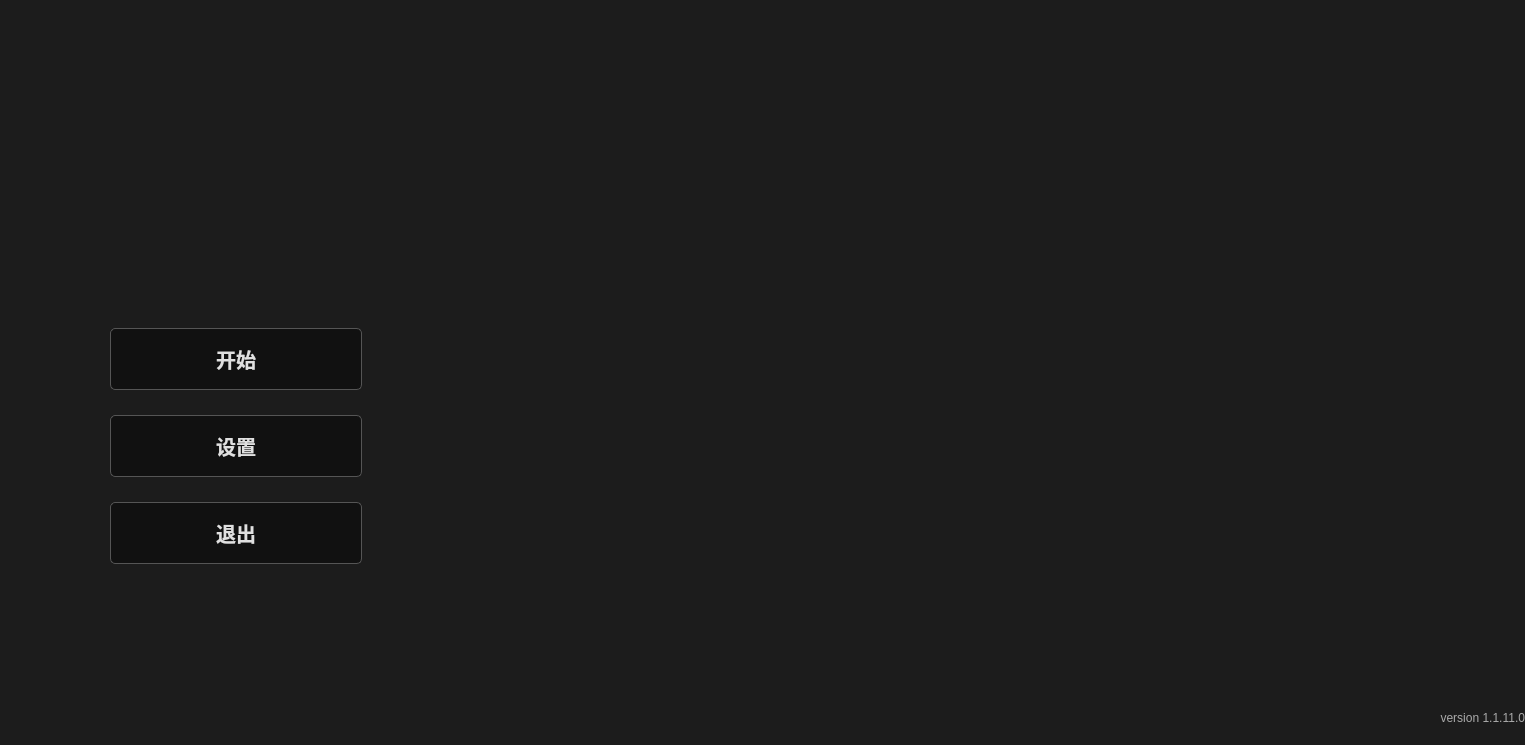
First picture: the form in menu.ui, repository Microindole/Qt-Brotato, before the edit.
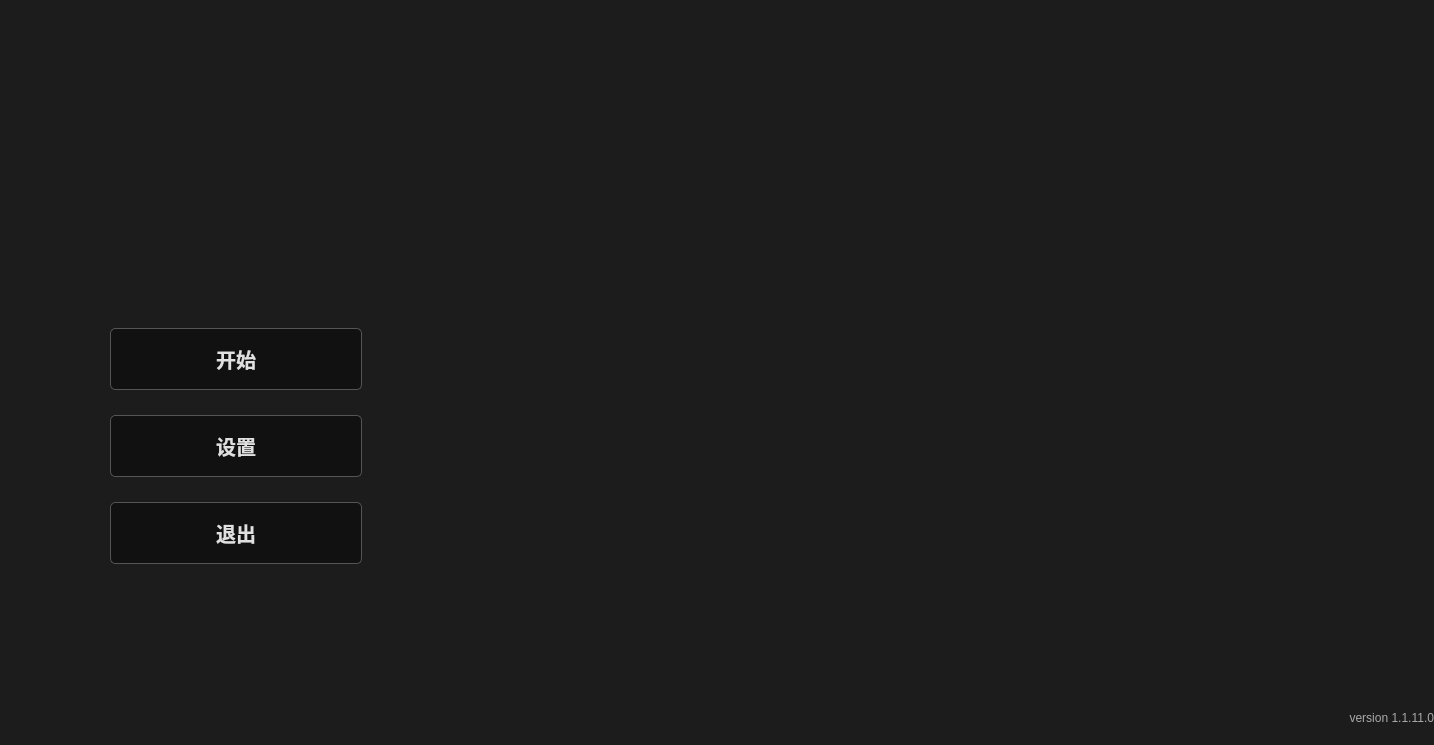
Second picture: the form after the edit. Icons and pictures are not drawn.

Diff of the .ui file:
```diff
--- a/menu.ui
+++ b/menu.ui
@@ -6,7 +6,7 @@
    <rect>
     <x>0</x>
     <y>0</y>
-    <width>1525</width>
+    <width>1434</width>
     <height>745</height>
    </rect>
   </property>
```
